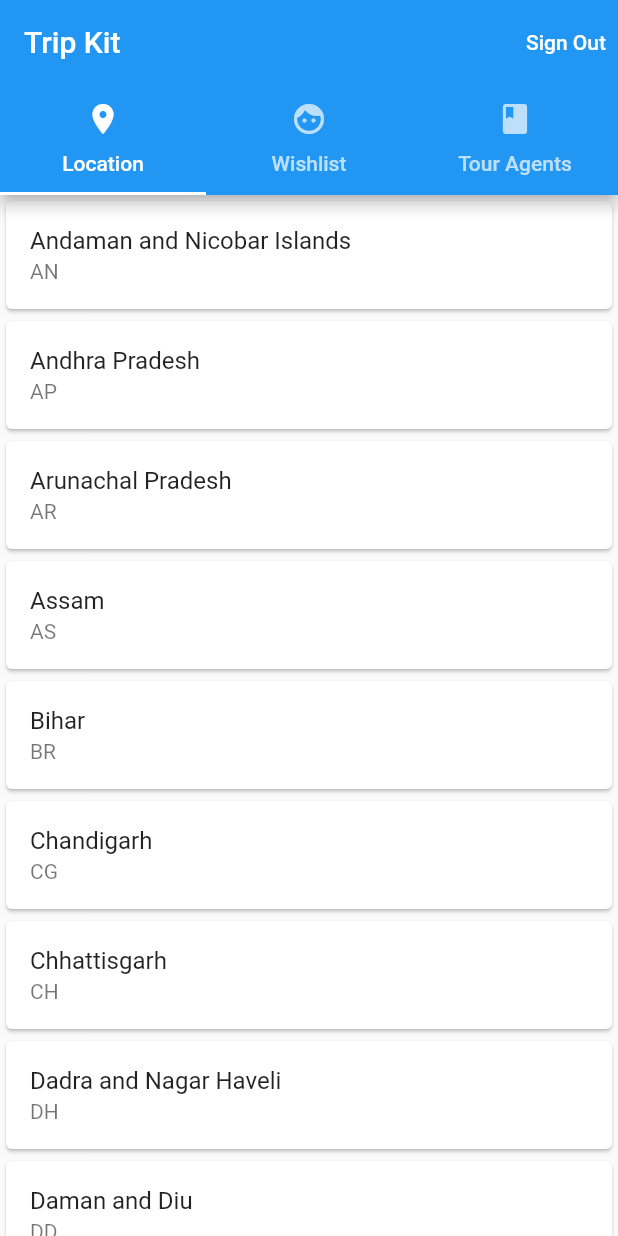
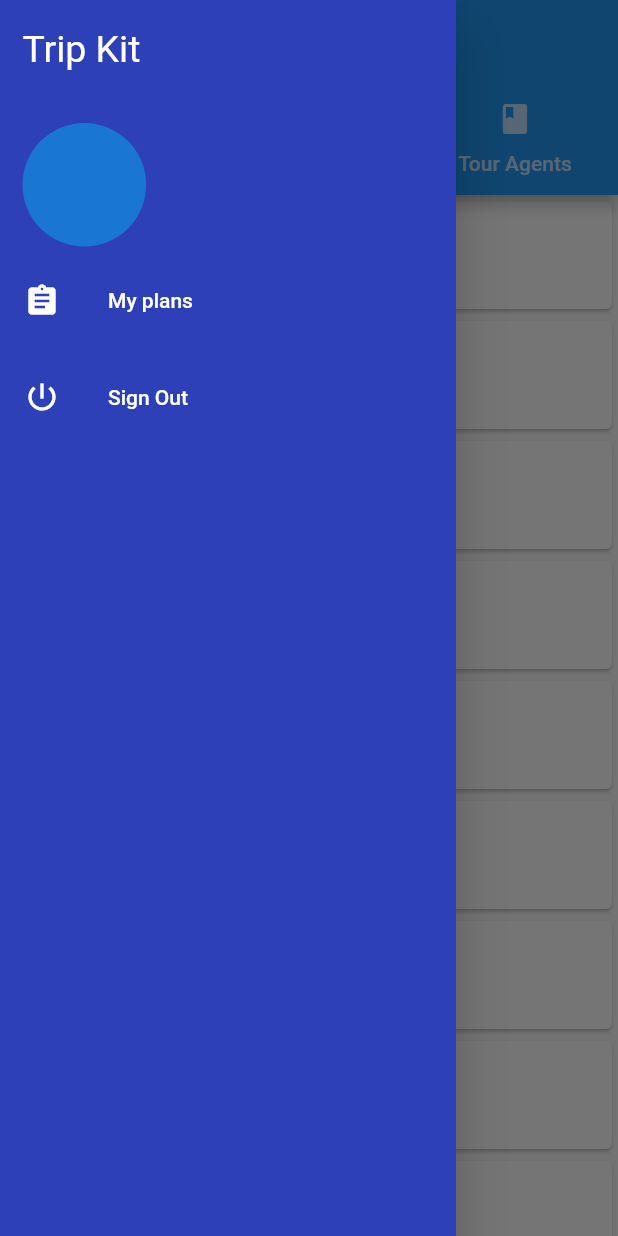
Before and after one commit to aashish2604/TripKit, a Flutter app: the screen it shows once a user with an empty profile is signed in, with the side drawer open (before the commit the screen has no drawer), on a phone screen of 412 x 824 dp. Run offline on Flutter 3.47's test engine with Material 2 defaults, Android fonts, the phone set to English and light mode, and no system bars; our stand-ins replace cloud_firestore, firebase_auth, firebase_core, geocoding, geolocator, google_maps_flutter and 1 more; missing offline and left inert: google_place; accounts and stored records are empty.

Commit message:
Added Navigation drawer

```diff
--- a/lib/screen/home/home_screen.dart
+++ b/lib/screen/home/home_screen.dart
@@ -4,6 +4,7 @@ import 'package:trip_kit/screen/home/location.dart';
 import 'package:trip_kit/screen/home/organiser.dart';
 import 'package:trip_kit/screen/home/travel_agent_list.dart';
 import 'package:trip_kit/screen/home/wishlist.dart';
+import 'package:trip_kit/screen/navigation/navigation_drawer.dart';
 import 'package:trip_kit/services/auth.dart';
 
 class Home extends StatefulWidget {
@@ -19,13 +20,10 @@ class _HomeState extends State<Home> {
     return DefaultTabController(
       length: 3,
       child: Scaffold(
+        drawer: NavigationDrawer(),
         appBar: AppBar(
           title: Text('Trip Kit'),
-          actions: [
-            TextButton(onPressed: () => AuthService().signOut(),
-                child: Text('Sign Out',style: TextStyle(color: Colors.white),)
-            )
-          ],
+
           bottom: TabBar(
             tabs: [
               Tab(text: 'Location',icon: Icon(Icons.location_on),),
--- a/lib/screen/home/spot_data.dart
+++ b/lib/screen/home/spot_data.dart
@@ -5,6 +5,7 @@ import 'package:firebase_auth/firebase_auth.dart';
 import 'package:flutter/material.dart';
 import 'package:http/http.dart' as http;
 import 'package:trip_kit/services/database.dart';
+import 'package:url_launcher/url_launcher.dart';
 
 class SpotData extends StatefulWidget {
 
@@ -36,6 +37,8 @@ class _SpotDataState extends State<SpotData> {
     isliked= doc.exists;
   }
 
+  void launchURL(String _url) async =>
+      await canLaunch(_url) ? await launch(_url) : throw 'Could not launch $_url';
 
  @override
   void initState(){
@@ -135,7 +138,7 @@ class _SpotDataState extends State<SpotData> {
                             margin: EdgeInsets.all(4),
                             height: 30,
                             child: OutlinedButton(
-                              onPressed: (){},
+                              onPressed: (){launchURL(apiData!['wikipedia']);},
                               child: Text('Know more'),
                               style: OutlinedButton.styleFrom(
                                 primary: Colors.red,
--- a/lib/screen/home/wishlist.dart
+++ b/lib/screen/home/wishlist.dart
@@ -1,6 +1,7 @@
 import 'package:cloud_firestore/cloud_firestore.dart';
 import 'package:firebase_auth/firebase_auth.dart';
 import 'package:flutter/material.dart';
+import 'package:trip_kit/screen/home/spot_data.dart';
 
 class WishList extends StatefulWidget {
   const WishList({Key? key}) : super(key: key);
@@ -9,10 +10,7 @@ class WishList extends StatefulWidget {
   _WishListState createState() => _WishListState();
 }
 
-bool noWishList = true;
-
 class _WishListState extends State<WishList> {
-
   @override
   Widget build(BuildContext context) {
     final FirebaseAuth _auth = FirebaseAuth.instance;
@@ -32,13 +30,16 @@ class _WishListState extends State<WishList> {
                 return Card(
                   child: ListTile(
                     title: Text(document['name']),
+                    onTap: (){
+                      Navigator.push(context, MaterialPageRoute(builder: (BuildContext context)=>SpotData(xid: document['xid'])));
+                    },
                   ),
                 );
               }
-              else
-                return Text('Nothing in the wishlist');
+              else {
+                return SizedBox.shrink();
+              }
             },
-
           );
         }
     );
--- /dev/null
+++ b/lib/screen/navigation/navigation_drawer.dart
@@ -0,0 +1,86 @@
+import 'package:cloud_firestore/cloud_firestore.dart';
+import 'package:firebase_auth/firebase_auth.dart';
+import 'package:flutter/material.dart';
+import 'package:trip_kit/services/auth.dart';
+import 'package:trip_kit/services/database.dart';
+
+class NavigationDrawer extends StatefulWidget {
+  const NavigationDrawer({Key? key}) : super(key: key);
+
+  @override
+  _NavigationDrawerState createState() => _NavigationDrawerState();
+}
+
+class _NavigationDrawerState extends State<NavigationDrawer> {
+  @override
+  Widget build(BuildContext context) {
+    double height = MediaQuery.of(context).size.height;
+    double width = MediaQuery.of(context).size.width;
+    User? user = FirebaseAuth.instance.currentUser;
+    String uid = user!.uid;
+
+    return StreamBuilder<DocumentSnapshot>(
+      stream: FirebaseFirestore.instance.collection('users').doc(uid).snapshots(),
+      builder: (BuildContext context, AsyncSnapshot snapshot) {
+        String _name = snapshot.data.get('name');
+        return Drawer(
+          child: Material(
+            color: Color.fromRGBO(45, 64, 184, 1),
+            child: ListView(
+              children: [
+                SizedBox(height: height*0.01),
+
+                //title
+                Padding(
+                  padding: const EdgeInsets.fromLTRB(15, 10, 10, 10),
+                  child: Text('Trip Kit',style: TextStyle(fontSize: 25,color: Colors.white)),
+                ),
+                SizedBox(height: height*0.03),
+
+                //Profile
+                InkWell(
+                  onTap: (){},
+                  child:Container(
+                    margin: EdgeInsets.symmetric(horizontal: 15),
+                    child: Row(
+                      children: [
+                        CircleAvatar(
+                          radius: width*0.1,
+                        ),
+                        SizedBox(width: width*0.04),
+                        Column(
+                          crossAxisAlignment: CrossAxisAlignment.start,
+                          children: [
+                            Text(_name,style: TextStyle(fontSize:20 ,color: Colors.white)),
+                            SizedBox(height: 5),
+                            Text('${user.email}',style: TextStyle(color: Colors.grey)),
+                          ],
+                        ),
+                      ],
+                    ),
+                  ),
+                ),
+                SizedBox(height: height*0.01),
+
+                //MyPlans
+                ListTile(
+                  leading: Icon(Icons.assignment,color: Colors.white),
+                  title: Text('My plans',style: TextStyle(color: Colors.white),),
+                  onTap: (){},
+                ),
+
+                //SignOut
+                SizedBox(height: height*0.01),
+                ListTile(
+                  leading: Icon(Icons.power_settings_new,color: Colors.white),
+                  title: Text('Sign Out',style: TextStyle(color: Colors.white),),
+                  onTap: ()=> AuthService().signOut(),
+                )
+              ],
+            ),
+          ),
+        );
+      }
+    );
+  }
+}
--- a/lib/services/database.dart
+++ b/lib/services/database.dart
@@ -51,6 +51,8 @@ class Database{
     return await wishList.doc('$uid-$xid').delete();
  }
 
+
+
   // delete data from database
 
 
--- a/pubspec.yaml
+++ b/pubspec.yaml
@@ -33,6 +33,7 @@ dependencies:
   google_place: ^0.4.3
   permission_handler: ^8.1.4+2
   http: ^0.13.3
+  url_launcher: ^6.0.10
 
   # The following adds the Cupertino Icons font to your application.
   # Use with the CupertinoIcons class for iOS style icons.
```
Also changed, not shown: pubspec.lock.
